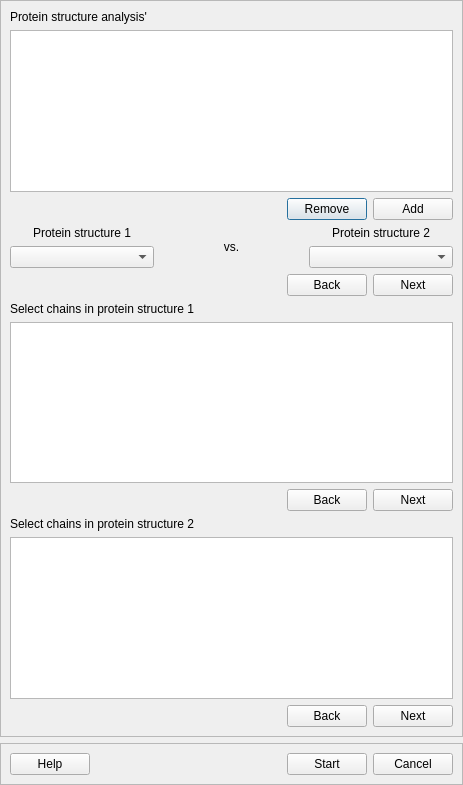
This is pyssa/gui/ui/forms/distance_analysis_view.ui in urban233/PySSA as Qt 5 draws it before an edit. The edited form follows.
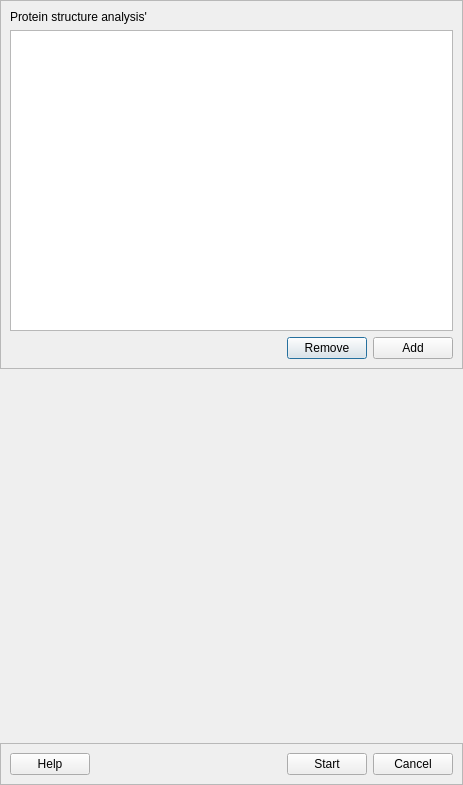
This is the edited form.

Commit message: add: missing comments and checks to the controller package except main_view_controller.py

Diff of the .ui file:
```diff
--- a/pyssa/gui/ui/forms/distance_analysis_view.ui
+++ b/pyssa/gui/ui/forms/distance_analysis_view.ui
@@ -99,201 +99,6 @@
         </item>
        </layout>
       </item>
-      <item>
-       <layout class="QHBoxLayout" name="horizontalLayout_17">
-        <item>
-         <layout class="QVBoxLayout" name="verticalLayout_86">
-          <item>
-           <widget class="QLabel" name="lbl_distance_analysis_prot_struct_1">
-            <property name="text">
-             <string>Protein structure 1</string>
-            </property>
-            <property name="alignment">
-             <set>Qt::AlignCenter</set>
-            </property>
-           </widget>
-          </item>
-          <item>
-           <widget class="QComboBox" name="combobox_distance_analysis_prot_struct_1"/>
-          </item>
-         </layout>
-        </item>
-        <item>
-         <widget class="QLabel" name="lbl_distance_analysis_vs">
-          <property name="text">
-           <string>vs.</string>
-          </property>
-          <property name="alignment">
-           <set>Qt::AlignCenter</set>
-          </property>
-         </widget>
-        </item>
-        <item>
-         <layout class="QVBoxLayout" name="verticalLayout_87">
-          <item>
-           <widget class="QLabel" name="lbl_distance_analysis_prot_struct_2">
-            <property name="text">
-             <string>Protein structure 2</string>
-            </property>
-            <property name="alignment">
-             <set>Qt::AlignCenter</set>
-            </property>
-           </widget>
-          </item>
-          <item>
-           <widget class="QComboBox" name="combobox_distance_analysis_prot_struct_2"/>
-          </item>
-         </layout>
-        </item>
-       </layout>
-      </item>
-      <item>
-       <layout class="QHBoxLayout" name="horizontalLayout_57">
-        <item>
-         <spacer name="horizontalSpacer_41">
-          <property name="orientation">
-           <enum>Qt::Horizontal</enum>
-          </property>
-          <property name="sizeHint" stdset="0">
-           <size>
-            <width>40</width>
-            <height>20</height>
-           </size>
-          </property>
-         </spacer>
-        </item>
-        <item>
-         <widget class="QPushButton" name="btn_distance_analysis_back">
-          <property name="text">
-           <string>Back</string>
-          </property>
-         </widget>
-        </item>
-        <item>
-         <widget class="QPushButton" name="btn_distance_analysis_next">
-          <property name="text">
-           <string>Next</string>
-          </property>
-         </widget>
-        </item>
-       </layout>
-      </item>
-      <item>
-       <layout class="QVBoxLayout" name="verticalLayout_9">
-        <item>
-         <widget class="QLabel" name="lbl_distance_analysis_prot_1_chains">
-          <property name="text">
-           <string>Select chains in protein structure 1</string>
-          </property>
-         </widget>
-        </item>
-        <item>
-         <widget class="QListWidget" name="list_distance_analysis_prot_1_chains">
-          <property name="minimumSize">
-           <size>
-            <width>0</width>
-            <height>0</height>
-           </size>
-          </property>
-          <property name="maximumSize">
-           <size>
-            <width>16777215</width>
-            <height>16777215</height>
-           </size>
-          </property>
-         </widget>
-        </item>
-       </layout>
-      </item>
-      <item>
-       <layout class="QHBoxLayout" name="horizontalLayout_58">
-        <item>
-         <spacer name="horizontalSpacer_8">
-          <property name="orientation">
-           <enum>Qt::Horizontal</enum>
-          </property>
-          <property name="sizeHint" stdset="0">
-           <size>
-            <width>40</width>
-            <height>20</height>
-           </size>
-          </property>
-         </spacer>
-        </item>
-        <item>
-         <widget class="QPushButton" name="btn_distance_analysis_back_2">
-          <property name="text">
-           <string>Back</string>
-          </property>
-         </widget>
-        </item>
-        <item>
-         <widget class="QPushButton" name="btn_distance_analysis_next_2">
-          <property name="text">
-           <string>Next</string>
-          </property>
-         </widget>
-        </item>
-       </layout>
-      </item>
-      <item>
-       <layout class="QVBoxLayout" name="verticalLayout_12">
-        <item>
-         <widget class="QLabel" name="lbl_distance_analysis_prot_2_chains">
-          <property name="text">
-           <string>Select chains in protein structure 2</string>
-          </property>
-         </widget>
-        </item>
-        <item>
-         <widget class="QListWidget" name="list_distance_analysis_prot_2_chains">
-          <property name="minimumSize">
-           <size>
-            <width>0</width>
-            <height>0</height>
-           </size>
-          </property>
-          <property name="maximumSize">
-           <size>
-            <width>16777215</width>
-            <height>16777215</height>
-           </size>
-          </property>
-         </widget>
-        </item>
-       </layout>
-      </item>
-      <item>
-       <layout class="QHBoxLayout" name="horizontalLayout_66">
-        <item>
-         <spacer name="horizontalSpacer_46">
-          <property name="orientation">
-           <enum>Qt::Horizontal</enum>
-          </property>
-          <property name="sizeHint" stdset="0">
-           <size>
-            <width>40</width>
-            <height>20</height>
-           </size>
-          </property>
-         </spacer>
-        </item>
-        <item>
-         <widget class="QPushButton" name="btn_distance_analysis_back_3">
-          <property name="text">
-           <string>Back</string>
-          </property>
-         </widget>
-        </item>
-        <item>
-         <widget class="QPushButton" name="btn_distance_analysis_next_3">
-          <property name="text">
-           <string>Next</string>
-          </property>
-         </widget>
-        </item>
-       </layout>
-      </item>
      </layout>
     </widget>
    </item>
```
The commit also changes 29 other files.
